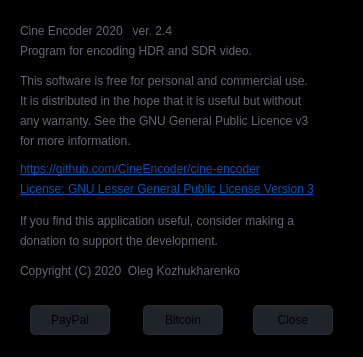
This is app/about.ui in CineEncoder/cine-encoder as Qt 5 draws it before an edit. The edited form follows.
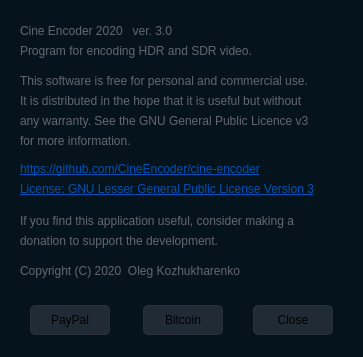
This is the edited form. Icons and pictures are not drawn.

What changed in the file:
```diff
--- a/app/about.ui
+++ b/app/about.ui
@@ -54,191 +54,8 @@
     </size>
    </property>
    <property name="styleSheet">
-    <string notr="true">QFrame{
-	background-color: rgb(0, 0, 0);
-}
-
-/* LINE EDIT */
-QLineEdit {
-	color: rgb(98, 103, 111);	
-	background-color: rgb(27, 29, 35);
-	border-radius: 5px;
-	border: 2px solid rgb(27, 29, 35);
-	padding-left: 10px;
-}
-QLineEdit:hover {
-	border: 2px solid rgb(64, 71, 88);
-}
-QLineEdit:focus {
-	border: 2px solid rgb(91, 101, 124);
-}
-
-
-/* SCROLL BARS */
-QScrollBar:horizontal {
-    border: none;
-    background: rgb(52, 59, 72);
-    height: 14px;
-    margin: 0px 21px 0 21px;
-	border-radius: 0px;
-}
-QScrollBar::handle:horizontal {
-    background: rgb(85, 170, 255);
-    min-width: 25px;
-	border-radius: 7px
-}
-QScrollBar::add-line:horizontal {
-    border: none;
-    background: rgb(55, 63, 77);
-    width: 20px;
-	border-top-right-radius: 7px;
-    border-bottom-right-radius: 7px;
-    subcontrol-position: right;
-    subcontrol-origin: margin;
-}
-QScrollBar::sub-line:horizontal {
-    border: none;
-    background: rgb(55, 63, 77);
-    width: 20px;
-	border-top-left-radius: 7px;
-    border-bottom-left-radius: 7px;
-    subcontrol-position: left;
-    subcontrol-origin: margin;
-}
-QScrollBar::up-arrow:horizontal, QScrollBar::down-arrow:horizontal
-{
-     background: none;
-}
-QScrollBar::add-page:horizontal, QScrollBar::sub-page:horizontal
-{
-     background: none;
-}
- QScrollBar:vertical {
-	border: none;
-    background: rgb(52, 59, 72);
-    width: 14px;
-    margin: 21px 0 21px 0;
-	border-radius: 0px;
- }
- QScrollBar::handle:vertical {	
-	background: rgb(85, 170, 255);
-    min-height: 25px;
-	border-radius: 7px
- }
- QScrollBar::add-line:vertical {
-     border: none;
-    background: rgb(55, 63, 77);
-     height: 20px;
-	border-bottom-left-radius: 7px;
-    border-bottom-right-radius: 7px;
-     subcontrol-position: bottom;
-     subcontrol-origin: margin;
- }
- QScrollBar::sub-line:vertical {
-	border: none;
-    background: rgb(55, 63, 77);
-     height: 20px;
-	border-top-left-radius: 7px;
-    border-top-right-radius: 7px;
-     subcontrol-position: top;
-     subcontrol-origin: margin;
- }
- QScrollBar::up-arrow:vertical, QScrollBar::down-arrow:vertical {
-     background: none;
- }
-
- QScrollBar::add-page:vertical, QScrollBar::sub-page:vertical {
-     background: none;
- }
-
-
-/* COMBOBOX */
-QComboBox{
-	color: rgb(210, 210, 210);
-	background-color: rgb(27, 29, 35);
-	border-radius: 5px;
-	border: 2px solid rgb(27, 29, 35);
-	padding: 5px;
-	padding-left: 10px;
-}
-QComboBox:disabled{
-	color: rgb(98, 103, 111);
-	background-color: rgb(27, 29, 35);
-	border-radius: 5px;
-	border: 2px solid rgb(27, 29, 35);
-	padding: 5px;
-	padding-left: 10px;
-}
-QComboBox:hover{
-	border: 2px solid rgb(64, 71, 88);
-}
-QComboBox::drop-down {
-	subcontrol-origin: padding;
-	subcontrol-position: top right;
-	width: 25px; 
-	border-left-width: 3px;
-	border-left-color: rgba(39, 44, 54, 150);
-	border-left-style: solid;
-	border-top-right-radius: 3px;
-	border-bottom-right-radius: 3px;	
-	background-image: url(:/16x16/icons/16x16/cil-arrow-bottom.png);
-	background-position: center;
-	background-repeat: no-reperat;
- }
-QComboBox QAbstractItemView {
-	color: rgb(85, 170, 255);	
-	background-color: rgb(27, 29, 35);
-	padding: 10px;
-	selection-background-color: rgb(39, 44, 54);
-}
-
-/* SLIDERS */
-QSlider::groove:horizontal {
-    border-radius: 9px;
-    height: 18px;
-	margin: 0px;
-	background-color: rgb(52, 59, 72);
-}
-QSlider::groove:horizontal:hover {
-	background-color: rgb(55, 62, 76);
-}
-QSlider::handle:horizontal {
-    background-color: rgb(85, 170, 255);
-    border: none;
-    height: 18px;
-    width: 18px;
-    margin: 0px;
-	border-radius: 9px;
-}
-QSlider::handle:horizontal:hover {
-    background-color: rgb(105, 180, 255);
-}
-QSlider::handle:horizontal:pressed {
-    background-color: rgb(65, 130, 195);
-}
-
-QSlider::groove:vertical {
-    border-radius: 9px;
-    width: 18px;
-    margin: 0px;
-	background-color: rgb(52, 59, 72);
-}
-QSlider::groove:vertical:hover {
-	background-color: rgb(55, 62, 76);
-}
-QSlider::handle:vertical {
-    background-color: rgb(85, 170, 255);
-	border: none;
-    height: 18px;
-    width: 18px;
-    margin: 0px;
-	border-radius: 9px;
-}
-QSlider::handle:vertical:hover {
-    background-color: rgb(105, 180, 255);
-}
-QSlider::handle:vertical:pressed {
-    background-color: rgb(65, 130, 195);
+    <string notr="true">QFrame {
+	background-color: rgb(5, 20, 28);
 }</string>
    </property>
    <property name="frameShape">
@@ -344,7 +161,7 @@
      <string notr="true">color: rgb(98, 103, 111);</string>
     </property>
     <property name="text">
-     <string>Cine Encoder 2020   ver. 2.4</string>
+     <string>Cine Encoder 2020   ver. 3.0</string>
     </property>
    </widget>
    <widget class="QLabel" name="label_credits_18">
```
Left out of the diff: 3 changed lines with no effect on the pictures.
